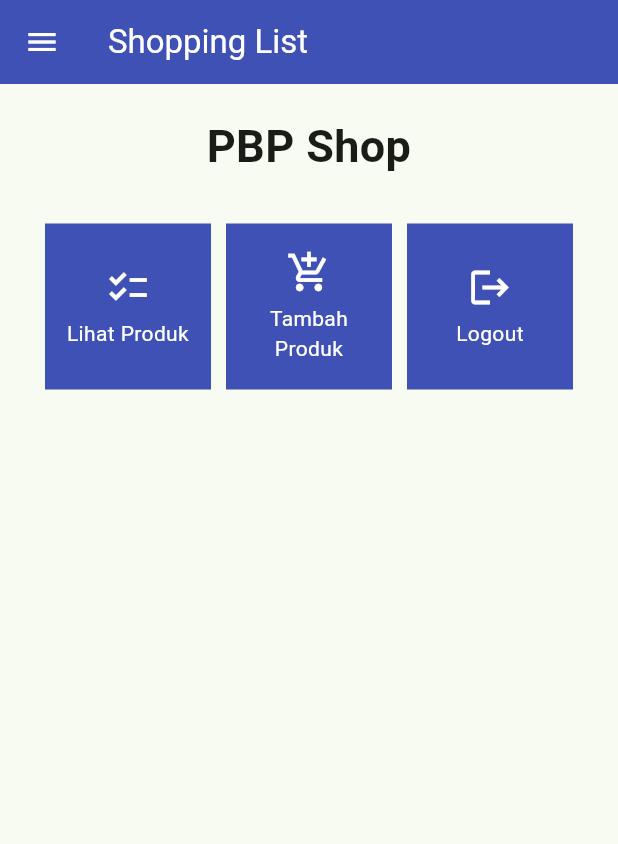
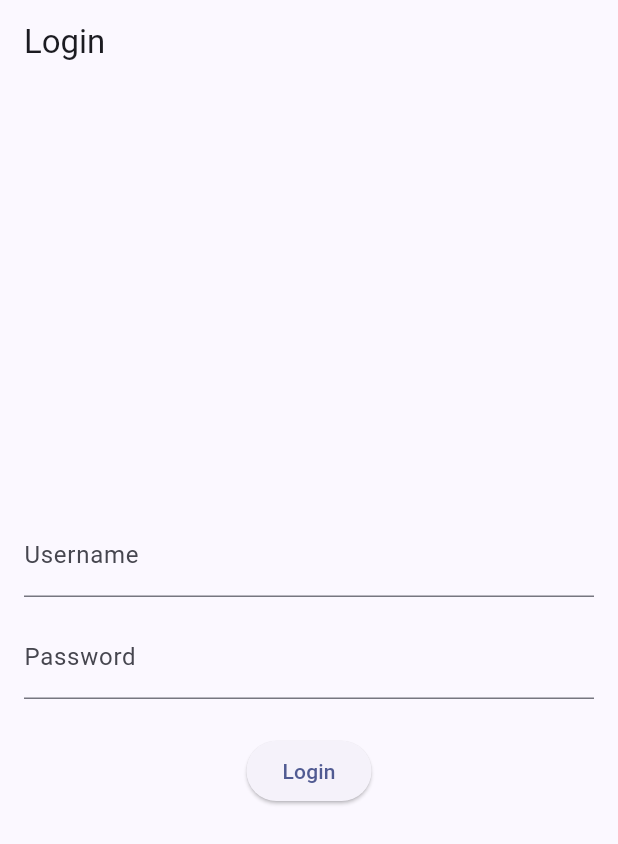
Before and after one commit to kkuratolodon/shopping-list-mobile, a Flutter app: the screen it shows after launch, on a phone screen of 412 x 824 dp. Shown: the top 844 px of the screen. Run offline on Flutter 3.47's test engine with Material 2 defaults, Android fonts, the phone set to English and light mode, and no system bars; missing offline and left inert: pbp_django_auth.

Commit message:
commit tutor 8

```diff
--- a/lib/main.dart
+++ b/lib/main.dart
@@ -1,5 +1,7 @@
 import 'package:flutter/material.dart';
-import 'package:shopping_list/screens/menu.dart';
+import 'package:pbp_django_auth/pbp_django_auth.dart';
+import 'package:provider/provider.dart';
+import 'package:shopping_list/screens/login.dart';
 
 void main() {
   runApp(const MyApp());
@@ -11,28 +13,19 @@ class MyApp extends StatelessWidget {
   // This widget is the root of your application.
   @override
   Widget build(BuildContext context) {
-    return MaterialApp(
-      title: 'Flutter Demo',
-      theme: ThemeData(
-        // This is the theme of your application.
-        //
-        // TRY THIS: Try running your application with "flutter run". You'll see
-        // the application has a blue toolbar. Then, without quitting the app,
-        // try changing the seedColor in the colorScheme below to Colors.green
-        // and then invoke "hot reload" (save your changes or press the "hot
-        // reload" button in a Flutter-supported IDE, or press "r" if you used
-        // the command line to start the app).
-        //
-        // Notice that the counter didn't reset back to zero; the application
-        // state is not lost during the reload. To reset the state, use hot
-        // restart instead.
-        //
-        // This works for code too, not just values: Most code changes can be
-        // tested with just a hot reload.
-        colorScheme: ColorScheme.fromSeed(seedColor: Colors.green),
-        useMaterial3: true,
+    return Provider(
+      create: (_) {
+        CookieRequest request = CookieRequest();
+        return request;
+      },
+      child: MaterialApp(
+        title: 'Flutter App',
+        theme: ThemeData(
+          colorScheme: ColorScheme.fromSeed(seedColor: Colors.indigo),
+          useMaterial3: true,
+        ),
+        home: const LoginPage(),
       ),
-      home: MyHomePage(),
     );
   }
 }
--- /dev/null
+++ b/lib/screens/login.dart
@@ -0,0 +1,114 @@
+import 'package:flutter/material.dart';
+import 'package:pbp_django_auth/pbp_django_auth.dart';
+import 'package:provider/provider.dart';
+import 'package:shopping_list/screens/menu.dart';
+
+void main() {
+  runApp(const LoginApp());
+}
+
+class LoginApp extends StatelessWidget {
+  const LoginApp({super.key});
+
+  @override
+  Widget build(BuildContext context) {
+    return MaterialApp(
+      title: 'Login',
+      theme: ThemeData(
+        primarySwatch: Colors.blue,
+      ),
+      home: const LoginPage(),
+    );
+  }
+}
+
+class LoginPage extends StatefulWidget {
+  const LoginPage({super.key});
+
+  @override
+  _LoginPageState createState() => _LoginPageState();
+}
+
+class _LoginPageState extends State<LoginPage> {
+  final TextEditingController _usernameController = TextEditingController();
+  final TextEditingController _passwordController = TextEditingController();
+
+  @override
+  Widget build(BuildContext context) {
+    final request = context.watch<CookieRequest>();
+    return Scaffold(
+      appBar: AppBar(
+        title: const Text('Login'),
+      ),
+      body: Container(
+        padding: const EdgeInsets.all(16.0),
+        child: Column(
+          mainAxisAlignment: MainAxisAlignment.center,
+          children: [
+            TextField(
+              controller: _usernameController,
+              decoration: const InputDecoration(
+                labelText: 'Username',
+              ),
+            ),
+            const SizedBox(height: 12.0),
+            TextField(
+              controller: _passwordController,
+              decoration: const InputDecoration(
+                labelText: 'Password',
+              ),
+              obscureText: true,
+            ),
+            const SizedBox(height: 24.0),
+            ElevatedButton(
+              onPressed: () async {
+                String username = _usernameController.text;
+                String password = _passwordController.text;
+
+                // Cek kredensial
+                // TODO: Ganti URL dan jangan lupa tambahkan trailing slash (/) di akhir URL!
+                // Untuk menyambungkan Android emulator dengan Django pada localhost,
+                // gunakan URL http://10.0.2.2/
+                final response =
+                    await request.login("http://127.0.0.1:8000/auth/login/", {
+                  'username': username,
+                  'password': password,
+                });
+
+                if (request.loggedIn) {
+                  String message = response['message'];
+                  String uname = response['username'];
+                  Navigator.pushReplacement(
+                    context,
+                    MaterialPageRoute(builder: (context) => MyHomePage()),
+                  );
+                  ScaffoldMessenger.of(context)
+                    ..hideCurrentSnackBar()
+                    ..showSnackBar(SnackBar(
+                        content: Text("$message Selamat datang, $uname.")));
+                } else {
+                  showDialog(
+                    context: context,
+                    builder: (context) => AlertDialog(
+                      title: const Text('Login Gagal'),
+                      content: Text(response['message']),
+                      actions: [
+                        TextButton(
+                          child: const Text('OK'),
+                          onPressed: () {
+                            Navigator.pop(context);
+                          },
+                        ),
+                      ],
+                    ),
+                  );
+                }
+              },
+              child: const Text('Login'),
+            ),
+          ],
+        ),
+      ),
+    );
+  }
+}
--- a/pubspec.yaml
+++ b/pubspec.yaml
@@ -35,6 +35,9 @@ dependencies:
   # The following adds the Cupertino Icons font to your application.
   # Use with the CupertinoIcons class for iOS style icons.
   cupertino_icons: ^1.0.2
+  provider: ^6.1.1
+  pbp_django_auth: ^0.3.1
+  http: ^0.13.6
 
 dev_dependencies:
   flutter_test:
```
Also changed, not shown: lib/models/product.dart (added, +68 -0 lines), lib/screens/list_product.dart (added, +91 -0 lines), lib/screens/shoplist_form.dart (+34 -29 lines), lib/widgets/left_drawer.dart (+12 -0 lines), lib/widgets/shop_card.dart (+28 -1 lines), pubspec.lock, 2 other files.
